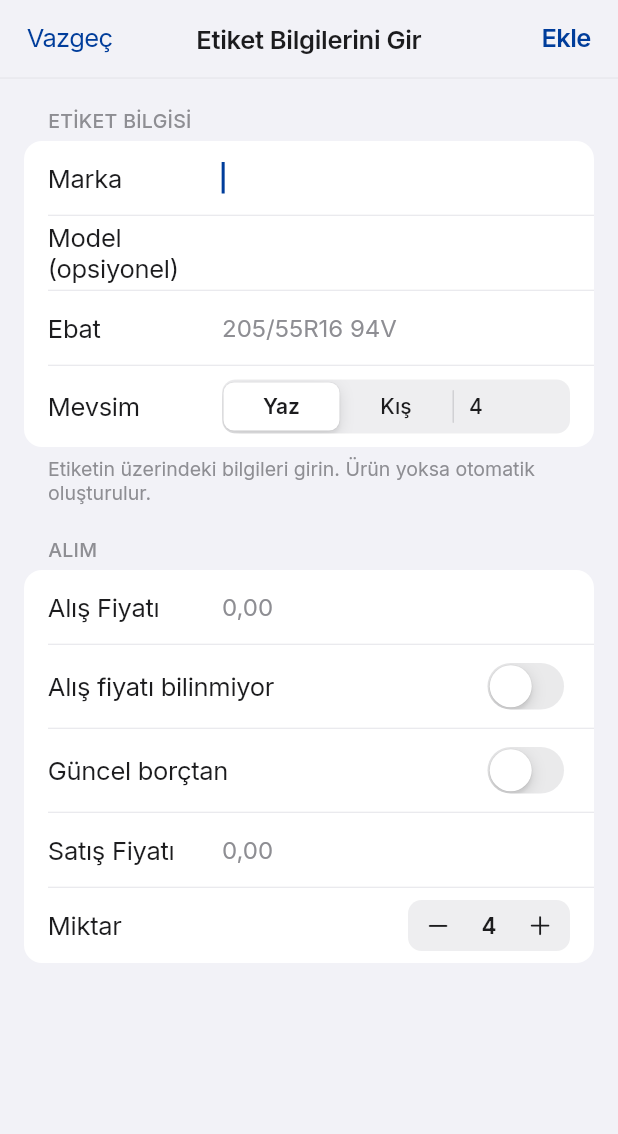
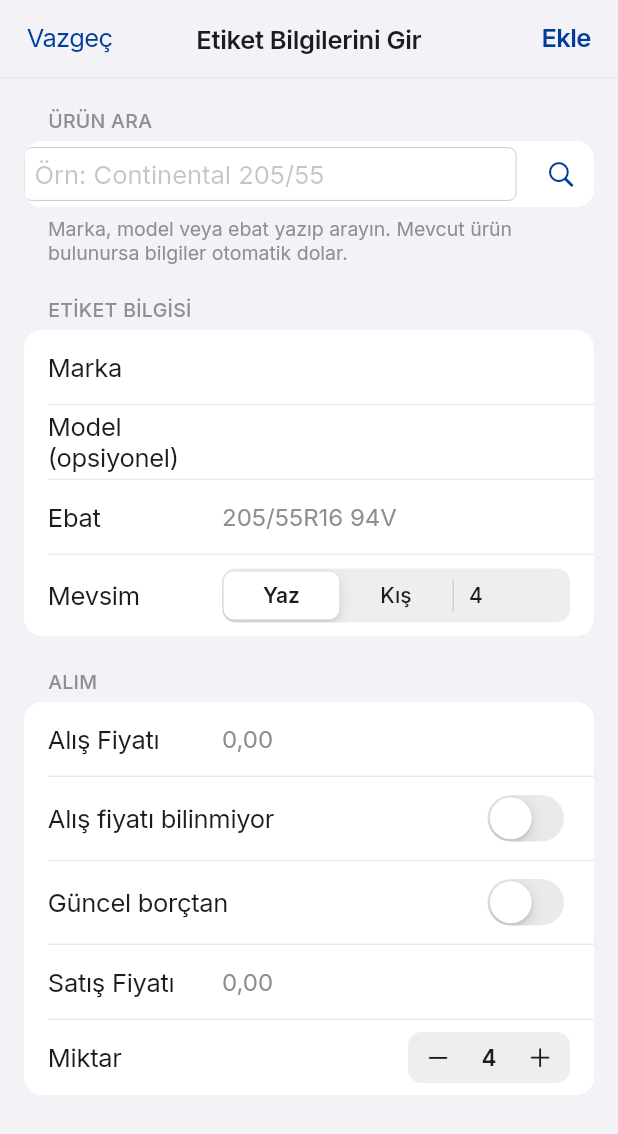
Before and after one commit to MertCan-Aydin/management-tire, a Flutter app: the _ManuelEtiketFormu widget shown alone on an empty page, opened directly, on a phone screen of 412 x 824 dp. Shown: the top 1134 px of the screen. Run offline on Flutter 3.47's test engine with Material 3 defaults, Android fonts, the phone set to English and light mode, and no system bars; our stand-ins replace dio, flutter_riverpod, flutter_secure_storage, pdf, printing; missing offline and left inert: mobile_scanner; accounts and stored records are empty; network calls fail.

Commit message:
Alım: Manuel etiket formuna ürün arama özelliği eklendi
Etiket bilgilerini elle gir formunun üstüne arama kutusu eklendi.
Marka, model veya ebat yazılıp arandığında mevcut ürünler listelenir,
seçilen ürünün marka/model/ebat/mevsim/satış fiyatı otomatik dolar.

Co-Authored-By: Claude Opus 4.6 <noreply@anthropic.com>

```diff
--- a/mobile/lib/features/alim/alim_formu.dart
+++ b/mobile/lib/features/alim/alim_formu.dart
@@ -531,6 +531,7 @@ class _UrunAlimFormuState extends State<_UrunAlimFormu> {
 }
 
 /// Etiket bilgilerini elle girerek yeni ürün oluşturur (QR bozuk olduğunda).
+/// Üstte arama kutusu ile mevcut ürünler aranabilir; seçilince form otomatik dolar.
 class _ManuelEtiketFormu extends StatefulWidget {
   final String? eprelNo;
   const _ManuelEtiketFormu({this.eprelNo});
@@ -540,6 +541,7 @@ class _ManuelEtiketFormu extends StatefulWidget {
 }
 
 class _ManuelEtiketFormuState extends State<_ManuelEtiketFormu> {
+  final _arama = TextEditingController();
   final _marka = TextEditingController();
   final _model = TextEditingController();
   final _ebat = TextEditingController();
@@ -551,13 +553,44 @@ class _ManuelEtiketFormuState extends State<_ManuelEtiketFormu> {
   bool _guncelBorctan = false;
   bool _kaydediliyor = false;
   String? _hata;
+  List<Json> _sonuclar = [];
+  bool _araniyor = false;
+  bool _secildi = false;
+  int? _secilenUrunId;
 
   @override
   void dispose() {
-    for (final c in [_marka, _model, _ebat, _alis, _satis]) {
+    for (final c in [_arama, _marka, _model, _ebat, _alis, _satis]) {
       c.dispose();
     }
     super.dispose();
+  }
+
+  Future<void> _ara() async {
+    final q = _arama.text.trim();
+    if (q.isEmpty) return;
+    setState(() => _araniyor = true);
+    try {
+      final liste = await UrunApi.liste(arama: q, limit: 20);
+      if (!mounted) return;
+      setState(() { _sonuclar = liste; _araniyor = false; });
+    } catch (_) {
+      if (mounted) setState(() => _araniyor = false);
+    }
+  }
+
+  void _urunSec(Json u) {
+    setState(() {
+      _marka.text = (u['marka_adi'] as String?) ?? '';
+      _model.text = (u['model_adi'] as String?) ?? '';
+      _ebat.text = (u['ebat'] as String?) ?? '';
+      _mevsim = (u['mevsim'] as String?) ?? 'Yaz';
+      final sf = sayi(u['satis_fiyati']);
+      if (sf > 0) _satis.text = paraSade(u['satis_fiyati']);
+      _secildi = true;
+      _secilenUrunId = tamSayi(u['id']);
+      _sonuclar = [];
+    });
   }
 
   Future<void> _kaydet() async {
@@ -572,6 +605,26 @@ class _ManuelEtiketFormuState extends State<_ManuelEtiketFormu> {
     }
     setState(() { _kaydediliyor = true; _hata = null; });
     try {
+      if (_secildi && _secilenUrunId != null) {
+        final satisYeni = sayiOku(_satis.text) ?? 0;
+        final mevcutSatis = sayi((await UrunApi.getir(_secilenUrunId!))['satis_fiyati']);
+        if (satisYeni > 0 && satisYeni != mevcutSatis) {
+          await UrunApi.guncelle(_secilenUrunId!, (await UrunApi.getir(_secilenUrunId!))..['satis_fiyati'] = satisYeni);
+        }
+        if (!mounted) return;
+        Navigator.pop(
+          context,
+          _Kalem(
+            urunId: _secilenUrunId!,
+            ad: '${_marka.text.trim()} ${_model.text.trim()} ${_ebat.text.trim()}',
+            alt: '${_ebat.text.trim()}  ·  $_mevsim',
+            miktar: _miktar,
+            birimFiyat: alis,
+            maliyetBilinmiyor: _maliyetBilinmiyor,
+            guncelBorctan: _guncelBorctan,
+          ),
+        );
+      } else {
         final eprelNo = widget.eprelNo ?? _marka.text.trim().hashCode.abs().toString();
         final d = await UrunApi.eprelKaydet({
           'eprel_no': eprelNo,
@@ -596,6 +649,7 @@ class _ManuelEtiketFormuState extends State<_ManuelEtiketFormu> {
             birimFiyat: alis,
           ),
         );
+      }
     } catch (e) {
       setState(() { _hata = hataMesaji(e); _kaydediliyor = false; });
     }
@@ -611,10 +665,60 @@ class _ManuelEtiketFormuState extends State<_ManuelEtiketFormu> {
       hata: _hata,
       children: [
         Grup(
+          baslik: 'Ürün Ara',
+          altNot: 'Marka, model veya ebat yazıp arayın. Mevcut ürün bulunursa bilgiler otomatik dolar.',
+          children: [
+            Row(children: [
+              Expanded(child: CupertinoTextField(
+                controller: _arama,
+                placeholder: 'Örn: Continental 205/55',
+                onSubmitted: (_) => _ara(),
+                textInputAction: TextInputAction.search,
+              )),
+              const SizedBox(width: 8),
+              CupertinoButton(padding: EdgeInsets.zero, onPressed: _araniyor ? null : _ara,
+                child: _araniyor ? const CupertinoActivityIndicator() : const Icon(CupertinoIcons.search)),
+            ]),
+            if (_sonuclar.isNotEmpty) ...[
+              const SizedBox(height: 8),
+              ConstrainedBox(
+                constraints: const BoxConstraints(maxHeight: 200),
+                child: CupertinoScrollbar(
+                  child: ListView.separated(
+                    shrinkWrap: true,
+                    itemCount: _sonuclar.length,
+                    separatorBuilder: (_, __) => const Divider(height: 1),
+                    itemBuilder: (_, i) {
+                      final u = _sonuclar[i];
+                      return CupertinoButton(
+                        padding: const EdgeInsets.symmetric(vertical: 10, horizontal: 4),
+                        onPressed: () => _urunSec(u),
+                        child: Align(
+                          alignment: Alignment.centerLeft,
+                          child: Column(crossAxisAlignment: CrossAxisAlignment.start, children: [
+                            Text('${u['marka_adi']} ${u['model_adi']}', style: context.yazi.bodyMedium),
+                            Text('${u['ebat'] ?? ''}  ·  ${u['mevsim'] ?? ''}', style: context.yazi.bodySmall?.copyWith(color: CupertinoColors.systemGrey)),
+                          ]),
+                        ),
+                      );
+                    },
+                  ),
+                ),
+              ),
+            ],
+            if (_sonuclar.isEmpty && _arama.text.trim().isNotEmpty && !_araniyor)
+              const Padding(padding: EdgeInsets.only(top: 8), child: Text('Sonuç bulunamadı — bilgileri elle girin', style: TextStyle(color: CupertinoColors.systemGrey, fontSize: 13))),
+          ],
+        ),
+        if (_secildi)
+          Padding(
+            padding: const EdgeInsets.symmetric(horizontal: 16, vertical: 4),
+            child: Text('${_marka.text} ${_model.text} seçildi', style: TextStyle(color: CupertinoColors.activeBlue, fontSize: 13)),
+          ),
+        Grup(
           baslik: 'Etiket Bilgisi',
-          altNot: 'Etiketin üzerindeki bilgileri girin. Ürün yoksa otomatik oluşturulur.',
           children: [
-            MetinSatiri(etiket: 'Marka', kontrolcu: _marka, otomatikOdak: true),
+            MetinSatiri(etiket: 'Marka', kontrolcu: _marka),
             MetinSatiri(etiket: 'Model (opsiyonel)', kontrolcu: _model),
             MetinSatiri(etiket: 'Ebat', kontrolcu: _ebat, ipucu: '205/55R16 94V'),
             SegmentSatiri<String>(
```
Lines whose indentation alone changed are shown as unchanged.
